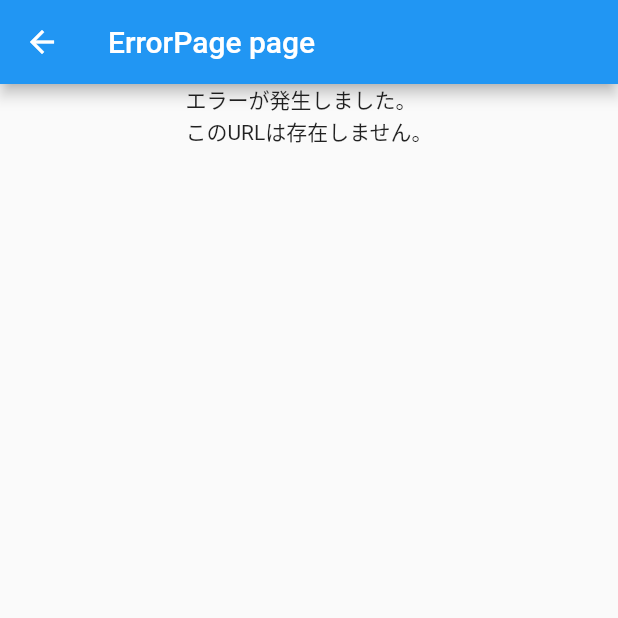
After one commit to honganji/portfolio, a Flutter app: the ErrorPage screen opened directly, on a phone screen of 412 x 824 dp, the top half of it. The commit adds this screen. Run offline on Flutter 3.47's test engine with Material 2 defaults, Android fonts, the phone set to English and light mode, and no system bars; our stand-ins replace firebase_core, flutter_staggered_animations, go_router, url_strategy; accounts and stored records are empty.

Commit message:
add error builder and restrict path

```diff
--- a/lib/router.dart
+++ b/lib/router.dart
@@ -1,17 +1,27 @@
 import 'package:go_router/go_router.dart';
-import 'package:portfolio/screens/deeplink.dart';
+import 'package:portfolio/screens/deeplink1.dart';
+import 'package:portfolio/screens/deeplink2.dart';
 import 'package:portfolio/wrapper.dart';
+import 'package:portfolio/screens/error_page.dart';
 
-final GoRouter router = GoRouter(routes: [
+final GoRouter router = GoRouter(
+    errorBuilder: (context, state) => const ErrorPage(),
+    routes: [
       GoRoute(
         path: "/",
         builder: (context, state) => const Wrapper(),
       ),
       GoRoute(
-    path: "/:path",
-		name: "news",
-    builder: (context, state) => DeepLink(
+        path: "/deeplink1",
+        name: "deeplink1",
+        builder: (context, state) => DeepLink1(
           path: state.pathParameters["path"].toString(),
         ),
+      ),
+      GoRoute(
+        path: "/deeplink2",
+        name: "deeplink2",
+        builder: (context, state) => const DeepLink2(),
       )
-]);
+  ]
+);
--- /dev/null
+++ b/lib/screens/error_page.dart
@@ -0,0 +1,21 @@
+import 'package:flutter/material.dart';
+import 'package:flutter/src/widgets/framework.dart';
+import 'package:flutter/src/widgets/placeholder.dart';
+
+class ErrorPage extends StatelessWidget {
+  const ErrorPage({super.key});
+
+  @override
+  Widget build(BuildContext context) {
+    return Scaffold(
+      appBar: AppBar(
+        title: const Text("ErrorPage page"),
+      ),
+      body: Center(child: Column(
+        children: const [
+          Text("エラーが発生しました。\nこのURLは存在しません。"),
+        ],
+      )),
+    );
+  }
+}
```
Also changed, not shown: lib/screens/deeplink1.dart (added, +22 -0 lines), lib/screens/deeplink2.dart (renamed from lib/screens/deeplink.dart, +4 -5 lines), 2 other files. Lines whose indentation alone changed are shown as unchanged.
